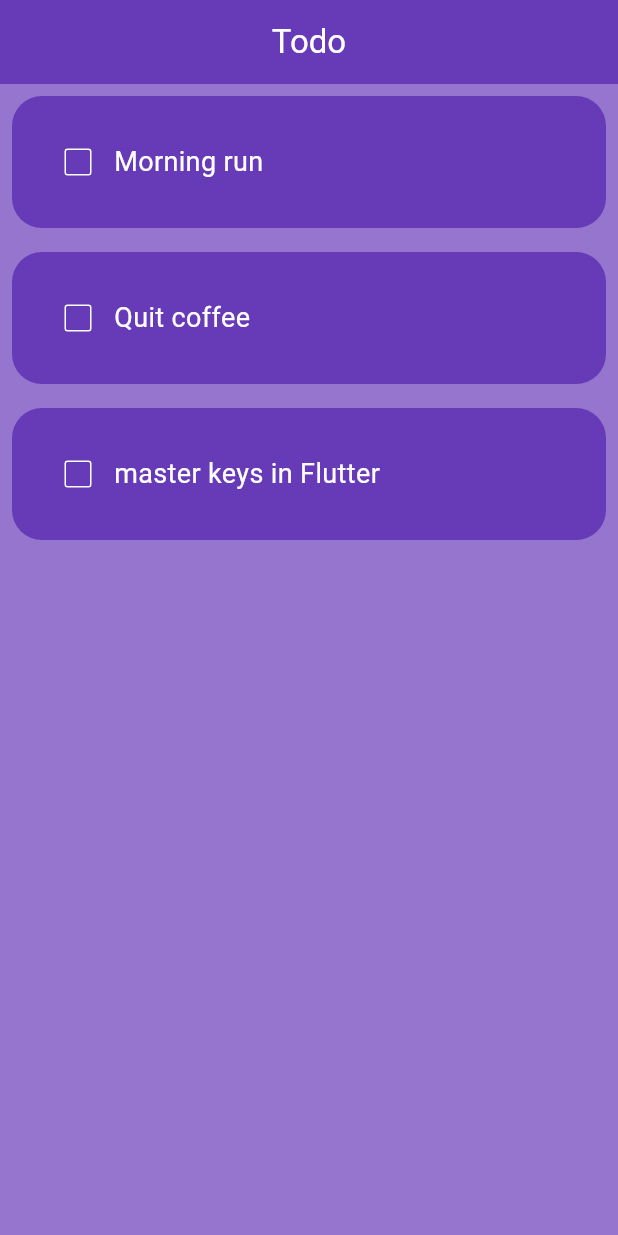
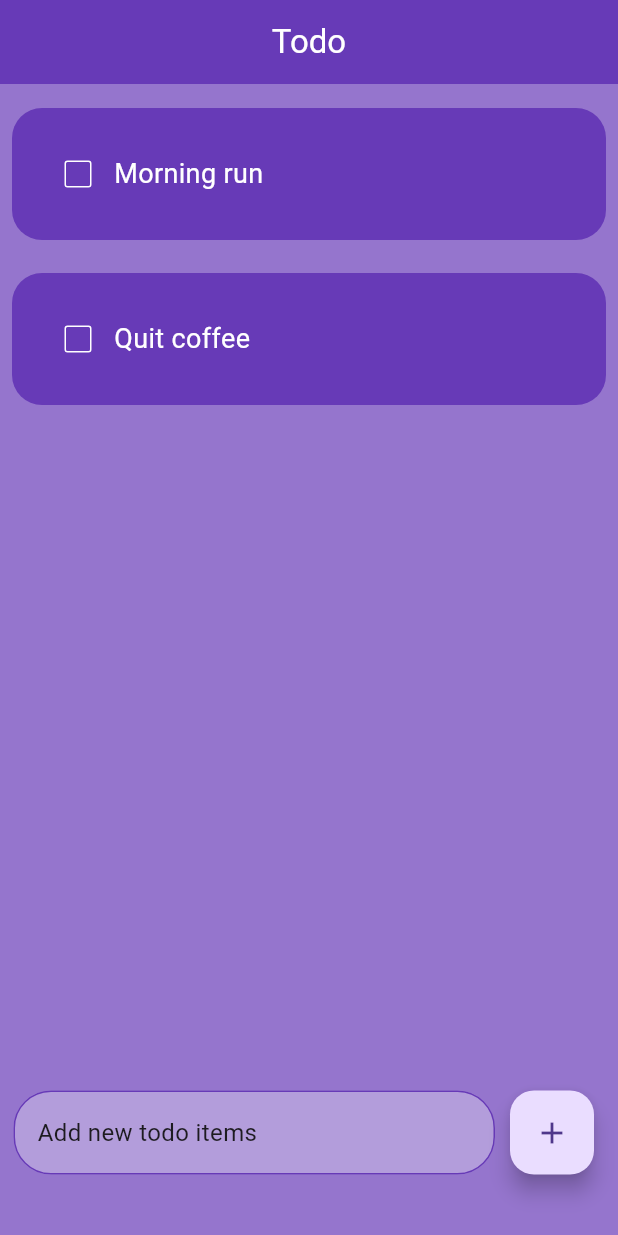
Before and after one commit to AmitAswal-lab/todo, a Flutter app: the screen it shows after launch, on a phone screen of 412 x 824 dp. Run offline on Flutter 3.47's test engine with Material 3 defaults, Android fonts, the phone set to English and light mode, and no system bars.

Commit message:
Added text field to input new todos and button to add them, swipe to delete todo

```diff
--- a/lib/home_page.dart
+++ b/lib/home_page.dart
@@ -2,10 +2,7 @@ import 'package:flutter/material.dart';
 import 'package:todo/todo_listview.dart';
 
 class HomePage extends StatefulWidget {
-
   const HomePage({super.key});
-
-
 
   @override
   State<HomePage> createState() {
@@ -13,17 +10,26 @@ class HomePage extends StatefulWidget {
   }
 }
 
-class _HomePageState extends State<HomePage>{
-
+class _HomePageState extends State<HomePage> {
   final List todoList = [
     ["Morning run", false],
     ["Quit coffee", false],
-    ["master keys in Flutter", false]
   ];
 
-  void checkboxChanged(int index){
+  final _textController = TextEditingController();
+
+  void checkboxChanged(int index) {
     setState(() {
       todoList[index][1] = !todoList[index][1];
+    });
+  }
+
+  void addTodoItem() {
+    if (_textController.text.trim().isEmpty) return;
+
+    setState(() {
+      todoList.add([_textController.text, false]);
+      _textController.clear();
     });
   }
 
@@ -38,12 +44,89 @@ class _HomePageState extends State<HomePage>{
       ),
       body: ListView.builder(
         itemCount: todoList.length,
-        itemBuilder: (BuildContext context, index){
-          return TodoListview(
-            listItemName: todoList[index][0],
-            tick: todoList[index][1],
-            ontapCheckBox: (value) => checkboxChanged(index));
-      }),
+        itemBuilder: (BuildContext context, index) {
+          return Dismissible(
+            key: Key(todoList[index][0]), // A unique key
+            onDismissed: (direction) {
+              final removedItem = todoList[index];
+              final removedIndex = index;
+              setState(() {
+                todoList.removeAt(index);
+              });
+
+              ScaffoldMessenger.of(context).showSnackBar(
+                SnackBar(
+                  content: Text('Todo deleted'),
+                  action: SnackBarAction(
+                    label: 'Undo',
+                    textColor: Colors.yellow,
+                    onPressed: () {
+                      setState(() {
+                        todoList.insert(removedIndex, removedItem);
+                      });
+                    },
+                  ),
+                  duration: Duration(seconds: 3),
+                  behavior: SnackBarBehavior.floating,
+                ),
+              );
+            },
+            background: Container(
+              margin: const EdgeInsets.only(
+                bottom: 6,
+                top: 16,
+                right: 8,
+                left: 8,
+              ),
+              decoration: BoxDecoration(
+                color: Colors.deepPurple.shade400,
+                borderRadius: BorderRadius.circular(25),
+              ),
+            ),
+
+            child: TodoListview(
+              listItemName: todoList[index][0],
+              tick: todoList[index][1],
+              ontapCheckBox: (value) => checkboxChanged(index),
+            ),
+          );
+        },
+      ),
+      floatingActionButton: Padding(
+        padding: const EdgeInsets.only(bottom: 25),
+        child: Row(
+          children: [
+            Expanded(
+              child: Padding(
+                padding: const EdgeInsets.only(right: 10, left: 25),
+                child: TextField(
+                  controller: _textController,
+                  decoration: InputDecoration(
+                    hint: Text(
+                      'Add new todo items',
+                      style: TextStyle(fontSize: 16),
+                    ),
+                    filled: true,
+                    fillColor: Colors.deepPurple.shade200,
+                    enabledBorder: OutlineInputBorder(
+                      borderSide: BorderSide(color: Colors.deepPurple),
+                      borderRadius: BorderRadius.circular(25),
+                    ),
+                    focusedBorder: OutlineInputBorder(
+                      borderSide: BorderSide(color: Colors.deepPurple),
+                      borderRadius: BorderRadius.circular(25),
+                    ),
+                  ),
+                ),
+              ),
+            ),
+            FloatingActionButton(
+              onPressed: addTodoItem,
+              child: Icon(Icons.add),
+            ),
+          ],
+        ),
+      ),
     );
   }
 }
--- a/lib/todo_listview.dart
+++ b/lib/todo_listview.dart
@@ -15,7 +15,7 @@ class TodoListview extends StatelessWidget {
   @override
   Widget build(BuildContext context) {
     return Padding(
-      padding: const EdgeInsets.all(8.0),
+      padding: const EdgeInsets.only(bottom: 6, top: 16, right: 8, left: 8),
       child: Container(
         decoration: BoxDecoration(
           borderRadius: BorderRadius.circular(20),
@@ -38,7 +38,6 @@ class TodoListview extends StatelessWidget {
                 decoration: tick ? TextDecoration.lineThrough : TextDecoration.none,
                 decorationColor: Colors.white,
                 decorationThickness: 2),
-
             ),
           ],
         ),
```
